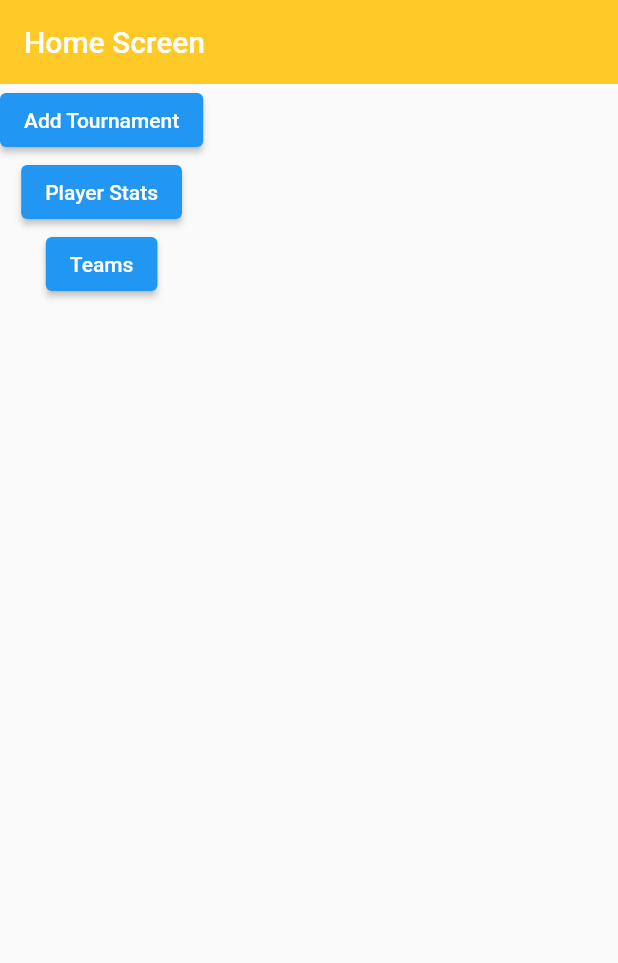
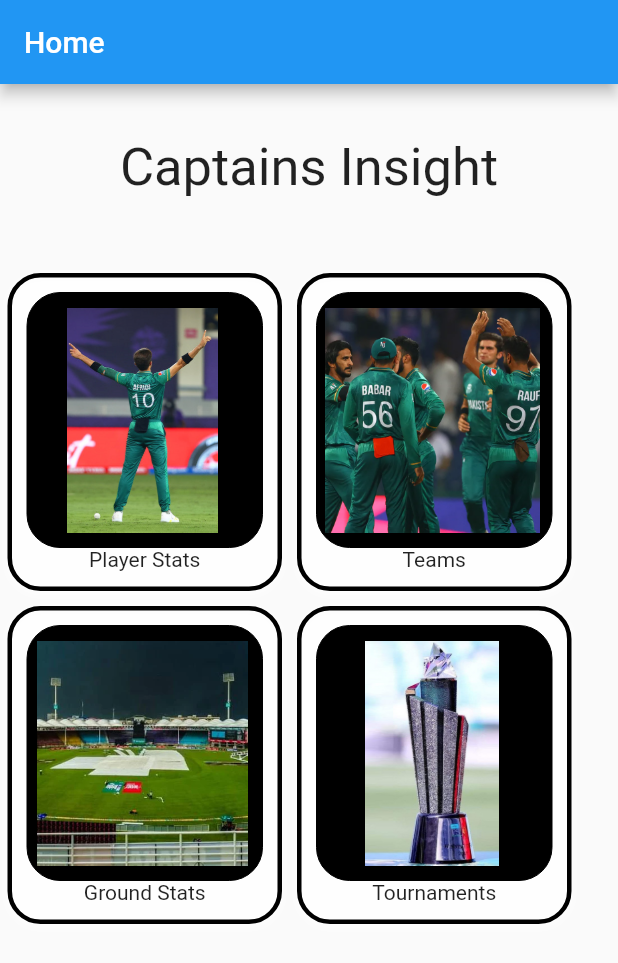
Before and after one commit to WaleedK2000/captains_insight, a Flutter app: the screen it shows after launch, on a phone screen of 412 x 824 dp. Shown: the top 963 px of the screen. Run offline on Flutter 3.47's test engine with Material 2 defaults, Android fonts, the phone set to English and light mode, and no system bars; our stand-ins replace firebase_core, firebase_database; accounts and stored records are empty.

Commit message:
code refactor and homescreen remodel

```diff
--- /dev/null
+++ b/lib/interfaces/home_interface.dart
@@ -0,0 +1,6 @@
+import 'package:flutter/cupertino.dart';
+
+abstract class home_interface {
+  getMenuItems();
+  menuItemSelected(item, BuildContext context);
+}
--- a/lib/screens/home/home.dart
+++ b/lib/screens/home/home.dart
@@ -1,56 +1,106 @@
+import 'package:captains_insight/interfaces/home_Interface.dart';
+import 'package:captains_insight/services/controller.dart';
 import 'package:flutter/material.dart';
 
-import '../data_screens/player_list.dart';
-import '../new_tournament/tournament_add.dart';
-import '../team/TeamsListScreen.dart';
-
-class Home extends StatelessWidget {
+class Home extends StatefulWidget {
   const Home({Key? key}) : super(key: key);
 
   @override
+  State<Home> createState() => _HomeState();
+}
+
+class _HomeState extends State<Home> {
+  var allMenu;
+  home_interface controller = Controller();
+
+  @override
   Widget build(BuildContext context) {
-    return Container(
-        child: Scaffold(
-            appBar: AppBar(
-              backgroundColor: Colors.amber[400],
-              title: const Text('Home Screen'),
-              elevation: 0.0,
+    this.allMenu = controller.getMenuItems();
+
+    return Scaffold(
+        appBar: AppBar(
+          title: Text("Home"),
+        ),
+        body: Column(children: [
+          const SizedBox(height: 35),
+          const Text(
+            'Captains Insight',
+            style: TextStyle(
+              fontSize: 35,
             ),
-            body: Container(
-                child: Form(
-                    child: Column(
-              children: <Widget>[
-                _buildNewTournamentButton(context),
-                _buildViewPlayers(context),
-                _buildViewTeams(context)
-              ],
-            )))));
+          ),
+          const SizedBox(height: 45),
+          Container(
+            child: Column(children: _buildPlayerCards()),
+          )
+        ]));
   }
 
-  Widget _buildNewTournamentButton(BuildContext context) => ElevatedButton(
-        child: const Text('Add Tournament'),
-        onPressed: () {
-          Navigator.of(context).push(
-            MaterialPageRoute(builder: (context) => const NewTournament()),
-          );
-        },
+  _buildPlayerCards() {
+    var menuList = allMenu.keys.toList();
+    var columns = <Widget>[];
+    for (var i = 0; i < (menuList.length); i += 2) {
+      columns.add(
+        Row(
+          children: [
+            _buildCard2(menuList[i], allMenu[menuList[i]]),
+            _buildCard2(menuList[i + 1], allMenu[menuList[i + 1]]),
+          ],
+        ),
       );
+    }
 
-  Widget _buildViewPlayers(BuildContext context) => ElevatedButton(
-        child: const Text('Player Stats'),
-        onPressed: () {
-          Navigator.of(context).push(
-            MaterialPageRoute(builder: (context) => const PlayerListScreen()),
-          );
-        },
-      );
+    return columns;
+  }
 
-  Widget _buildViewTeams(BuildContext context) => ElevatedButton(
-        child: const Text('Teams'),
-        onPressed: () {
-          Navigator.of(context).push(
-            MaterialPageRoute(builder: (context) => const TeamsListScreen()),
-          );
-        },
-      );
+  _buildCard2(String meMenu, meVal) => Container(
+      margin: const EdgeInsets.all(5.0),
+      padding: const EdgeInsets.all(10.0),
+      decoration: BoxDecoration(
+        border: Border.all(
+          color: Colors.black,
+          width: 3,
+          style: BorderStyle.solid,
+        ),
+        boxShadow: const [
+          BoxShadow(
+            blurRadius: 4,
+            color: Color.fromARGB(199, 255, 255, 255),
+            offset: Offset(0, 2),
+          )
+        ],
+        borderRadius: const BorderRadius.all(Radius.circular(22)),
+      ),
+      child: InkWell(
+        child: Column(children: [
+          Row(
+            children: [
+              _buildPicture2(meVal['image']),
+              // _buildPlayerName(),
+            ],
+          ),
+          Row(children: [
+            Text(
+              meMenu,
+              textAlign: TextAlign.center,
+              overflow: TextOverflow.clip,
+            )
+          ]),
+        ]),
+        onTap: () => controller.menuItemSelected(meMenu, context),
+      ));
+
+  Widget _buildPicture2(String filename) => Container(
+      child: Image.asset(
+        'assets/images/' + filename,
+        height: 150,
+        width: 150,
+        colorBlendMode: BlendMode.saturation,
+      ),
+      padding: const EdgeInsetsDirectional.fromSTEB(2, 10, 5, 10),
+      decoration: BoxDecoration(
+        color: Colors.black,
+        border: Border.all(width: 0),
+        borderRadius: const BorderRadius.all(Radius.circular(22)),
+      ));
 }
--- /dev/null
+++ b/lib/screens/home/oldHome.dart
@@ -0,0 +1,56 @@
+import 'package:flutter/material.dart';
+
+import '../data_screens/player_list.dart';
+import '../new_tournament/tournament_add.dart';
+import '../team/TeamsListScreen.dart';
+
+class Home extends StatelessWidget {
+  const Home({Key? key}) : super(key: key);
+
+  @override
+  Widget build(BuildContext context) {
+    return Container(
+        child: Scaffold(
+            appBar: AppBar(
+              backgroundColor: Colors.amber[400],
+              title: const Text('Home Screen'),
+              elevation: 0.0,
+            ),
+            body: Container(
+                child: Form(
+                    child: Column(
+              children: <Widget>[
+                _buildNewTournamentButton(context),
+                _buildViewPlayers(context),
+                _buildViewTeams(context)
+              ],
+            )))));
+  }
+
+  Widget _buildNewTournamentButton(BuildContext context) => ElevatedButton(
+        child: const Text('Add Tournament'),
+        onPressed: () {
+          Navigator.of(context).push(
+            MaterialPageRoute(builder: (context) => const NewTournament()),
+          );
+        },
+      );
+
+  Widget _buildViewPlayers(BuildContext context) => ElevatedButton(
+        child: const Text('Player Stats'),
+        onPressed: () {
+          Navigator.of(context).push(
+            MaterialPageRoute(builder: (context) => const PlayerListScreen()),
+          );
+        },
+      );
+
+  Widget _buildViewTeams(BuildContext context) => ElevatedButton(
+        child: const Text('Teams'),
+        onPressed: () {
+          Navigator.of(context).push(
+            MaterialPageRoute(builder: (context) => const TeamsListScreen()),
+          );
+        },
+      );
+}
--- /dev/null
+++ b/lib/services/controller.dart
@@ -0,0 +1,45 @@
+import 'package:captains_insight/interfaces/home_Interface.dart';
+import 'package:captains_insight/screens/data_screens/player_list.dart';
+import 'package:captains_insight/screens/new_tournament/tournament_add.dart';
+import 'package:captains_insight/screens/team/TeamsListScreen.dart';
+import 'package:captains_insight/services/database.dart';
+import 'package:flutter/material.dart';
+
+class Controller implements home_interface {
+  static final Controller _controller = Controller._internal();
+  final Database db = Database();
+
+  factory Controller() {
+    return _controller;
+  }
+
+  Controller._internal();
+
+  //BuildContext get context => BuildContext();
+
+  @override
+  Map<String, dynamic> getMenuItems() {
+    return db.getHomeMenuItems();
+  }
+
+  @override
+  menuItemSelected(item, BuildContext context) {
+    // TODO: implement menuItemSelected
+
+    if (item == 'Player Stats') {
+      Navigator.of(context).push(
+        MaterialPageRoute(builder: (context) => const PlayerListScreen()),
+      );
+    } else if (item == 'Teams') {
+      Navigator.of(context).push(
+        MaterialPageRoute(builder: (context) => const TeamsListScreen()),
+      );
+    } else if (item == 'Tournaments') {
+      Navigator.of(context).push(
+        MaterialPageRoute(builder: (context) => const NewTournament()),
+      );
+    } else {
+      throw UnimplementedError;
+    }
+  }
+}
```
Also changed, not shown: lib/services/database.dart (+38 -0 lines), assets/images/nsk.png (added), assets/images/stat.png (added), assets/images/team.png (added), assets/images/trophy.png (added).
